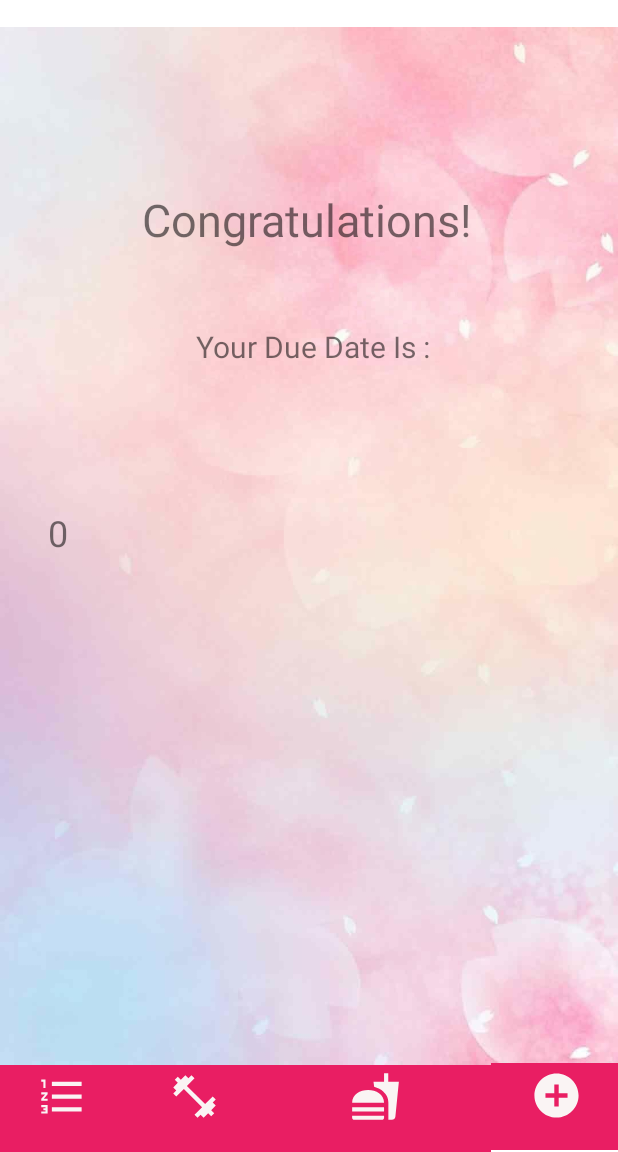
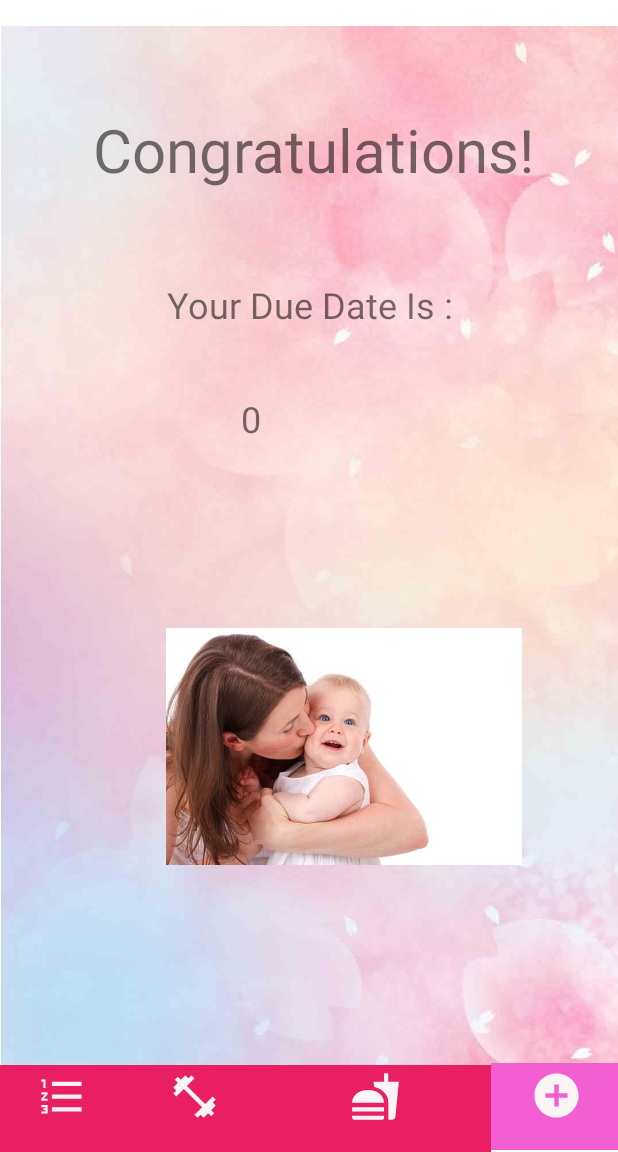
Before and after one commit to ThimeshaMindaka/Moms-care, an Android app: the Duedate_cal screen opened directly, with no data from a screen before it, after a tap on "CALCULATE", on a phone screen of 412 x 824 dp, the part 84-1236 px from its top. Run offline under Robolectric (Android 15) with nearby library versions, the phone set to English and light mode, and no system bars; Roboto replaces fonts that are not available here; 2 statements that could not run were skipped.

Commit message:
interface changes

```diff
--- a/app/src/main/java/com/example/momscare/Medical/Duedate_cal.java
+++ b/app/src/main/java/com/example/momscare/Medical/Duedate_cal.java
@@ -44,8 +44,46 @@ public class Duedate_cal extends AppCompatActivity {
             month2 = "November";
 
 
-        } else if (month == 4) {
+        }
+         else if (month == 3) {
+        month2 = "December";
+
+
+        }
+         else if (month == 4) {
             month2 = "January";
+            year++;
+        }
+        else if (month == 5) {
+            month2 = "February";
+            year++;
+        }
+        else if (month == 6) {
+            month2 = "March";
+            year++;
+        }
+        else if (month == 7) {
+            month2 = "April";
+            year++;
+        }
+        else if (month == 8) {
+            month2 = "May";
+            year++;
+        }
+        else if (month == 9) {
+            month2 = "June";
+            year++;
+        }
+        else if (month == 10) {
+            month2 = "July";
+            year++;
+        }
+        else if (month == 11) {
+            month2 = "August";
+            year++;
+        }
+        else if (month == 12) {
+            month2 = "September";
             year++;
         }
 
--- a/app/src/main/res/layout/activity_duedate_reply.xml
+++ b/app/src/main/res/layout/activity_duedate_reply.xml
@@ -6,30 +6,29 @@
     android:layout_height="match_parent"
     tools:context=".Medical.Duedate_rep">
 
+
     <ImageView
         android:id="@+id/imageView17"
-        android:layout_width="wrap_content"
-        android:layout_height="wrap_content"
+        android:layout_width="501dp"
+        android:layout_height="733dp"
         app:layout_constraintBottom_toBottomOf="parent"
         app:layout_constraintEnd_toEndOf="parent"
-        app:layout_constraintHorizontal_bias="0.0"
         app:layout_constraintStart_toStartOf="parent"
         app:layout_constraintTop_toTopOf="parent"
-        app:layout_constraintVertical_bias="0.0"
         app:srcCompat="@drawable/bac4" />
-
 
     <TextView
         android:id="@+id/txt22"
-        android:layout_width="321dp"
-        android:layout_height="53dp"
+        android:layout_width="329dp"
+        android:layout_height="72dp"
         android:layout_marginStart="44dp"
-        android:layout_marginTop="120dp"
+        android:layout_marginTop="64dp"
         android:gravity="center"
         android:text="@string/txt22"
-        android:textSize="30sp"
+        android:textSize="40dp"
         app:layout_constraintStart_toStartOf="parent"
         app:layout_constraintTop_toTopOf="parent" />
+
 
     <TextView
         android:id="@+id/txt23"
@@ -37,27 +36,25 @@
         android:layout_height="47dp"
         android:gravity="center"
         android:text="@string/txt23"
-        android:textSize="20sp"
+        android:textSize="24sp"
         app:layout_constraintBottom_toBottomOf="@+id/imageView17"
         app:layout_constraintEnd_toEndOf="parent"
-        app:layout_constraintHorizontal_bias="0.52"
         app:layout_constraintStart_toStartOf="parent"
         app:layout_constraintTop_toTopOf="parent"
-        app:layout_constraintVertical_bias="0.288" />
-
+        app:layout_constraintVertical_bias="0.255" />
 
     <TextView
         android:id="@+id/txt24"
         android:layout_width="166dp"
         android:layout_height="50dp"
+        android:layout_marginTop="4dp"
         android:text="@string/txt24"
+
         android:textSize="24sp"
-        app:layout_constraintBottom_toBottomOf="parent"
         app:layout_constraintEnd_toEndOf="parent"
-        app:layout_constraintHorizontal_bias="0.861"
+        app:layout_constraintHorizontal_bias="0.653"
         app:layout_constraintStart_toStartOf="parent"
-        app:layout_constraintTop_toTopOf="parent"
-        app:layout_constraintVertical_bias="0.481" />
+        app:layout_constraintTop_toBottomOf="@+id/txt004" />
 
     <LinearLayout
         android:id="@+id/linearLayout2"
@@ -103,22 +100,32 @@
             android:id="@+id/navigate_supplement"
             android:layout_width="wrap_content"
             android:layout_height="70dp"
-            android:backgroundTint="#E91E63"
+            android:backgroundTint="#F35ED2"
             android:drawableTop="@drawable/ic_baseline_add_circle_24"
-            android:textSize="14sp"
+
             app:cornerRadius="0dp"
             tools:ignore="SpeakableTextPresentCheck" />
     </LinearLayout>
 
     <TextView
         android:id="@+id/txt004"
-        android:layout_width="156dp"
-        android:layout_height="74dp"
-        android:layout_marginTop="84dp"
-        android:layout_marginEnd="224dp"
+        android:layout_width="128dp"
+        android:layout_height="50dp"
+        android:layout_marginTop="36dp"
+        android:layout_marginEnd="168dp"
         android:text="@string/txt004"
         android:textSize="24sp"
         app:layout_constraintEnd_toEndOf="@+id/imageView17"
         app:layout_constraintTop_toBottomOf="@+id/txt23" />
 
+    <ImageView
+        android:id="@+id/imageView31"
+        android:layout_width="237dp"
+        android:layout_height="174dp"
+        android:layout_marginTop="44dp"
+        android:layout_marginEnd="64dp"
+        app:layout_constraintEnd_toEndOf="parent"
+        app:layout_constraintTop_toBottomOf="@+id/txt24"
+        app:srcCompat="@drawable/bby3" />
+
 </androidx.constraintlayout.widget.ConstraintLayout>
--- a/app/src/main/res/layout/activity_update_shc.xml
+++ b/app/src/main/res/layout/activity_update_shc.xml
@@ -155,7 +155,7 @@
             android:id="@+id/navigate_supplement"
             android:layout_width="wrap_content"
             android:layout_height="70dp"
-            android:backgroundTint="#E91E63"
+            android:backgroundTint="#FA6BD1"
             android:drawableTop="@drawable/ic_baseline_add_circle_24"
             android:textSize="14sp"
             app:cornerRadius="0dp"
```
Also changed, not shown: app/src/main/java/com/example/momscare/Medical/Database/MsDBHelper.java (+11 -8 lines), app/src/main/java/com/example/momscare/Medical/Update_shchedule.java (+2 -15 lines), app/src/main/res/layout/activity_add_shchedule.xml (+10 -6 lines), app/src/main/res/layout/activity_duedate_calculator.xml (+11 -19 lines).
